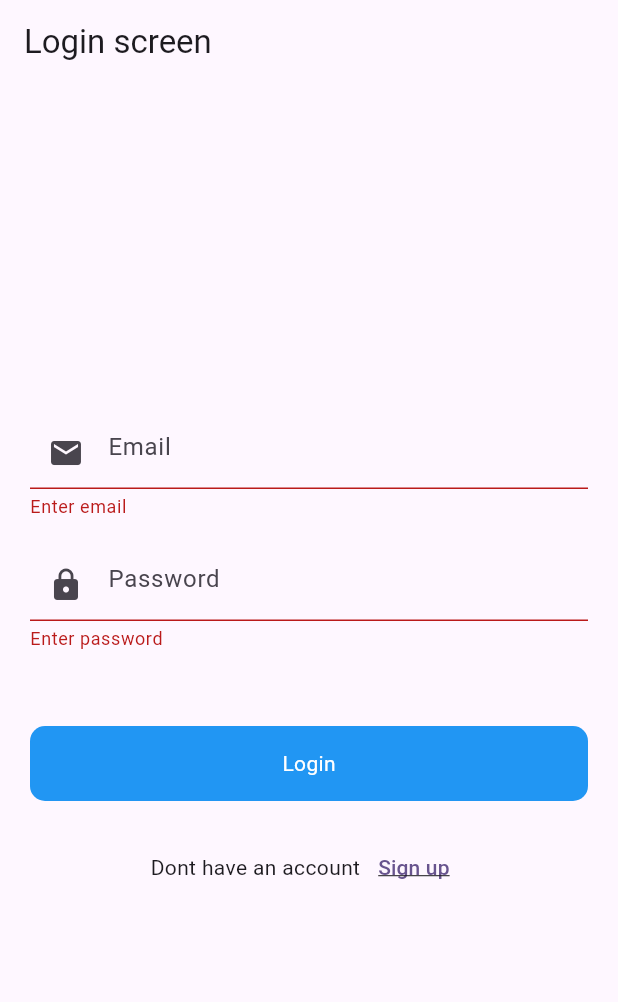
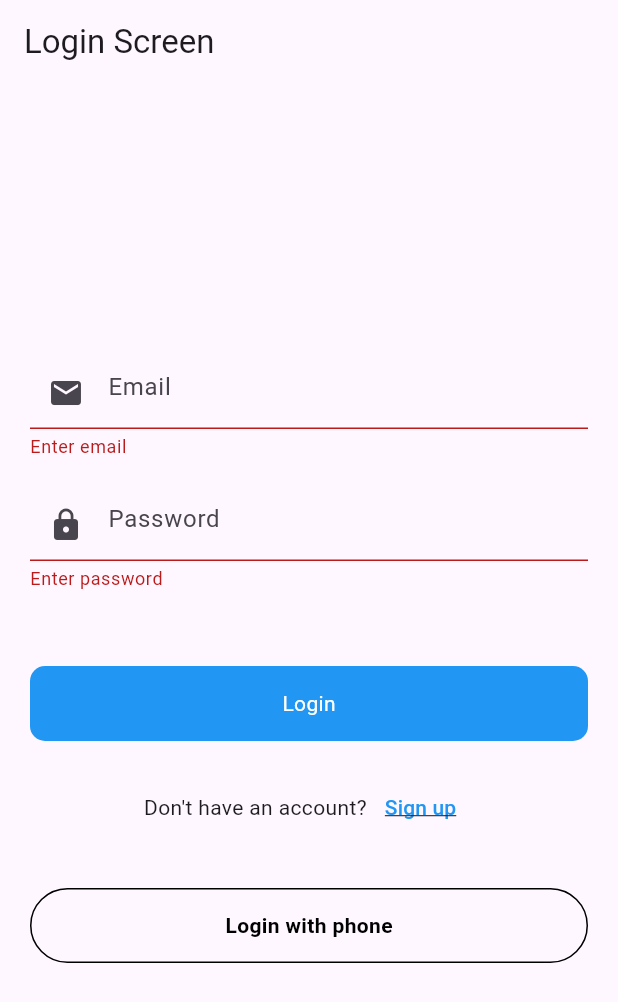
Before and after one commit to Shaikh-Saqlain-Ahmad/Firebase-integration, a Flutter app: the screen it shows after launch, after a tap on "Login", on a phone screen of 412 x 824 dp. Shown: the top 1002 px of the screen. Run offline on Flutter 3.47's test engine with Material 2 defaults, Android fonts, the phone set to English and light mode, and no system bars; our stand-ins replace firebase_auth, firebase_core, fluttertoast; accounts and stored records are empty.

Commit message:
phone number authentication completed

```diff
--- a/lib/main.dart
+++ b/lib/main.dart
@@ -2,9 +2,9 @@ import 'package:firebase/ui/splash-screen.dart';
 import 'package:flutter/material.dart';
 import 'package:firebase_core/firebase_core.dart';
 
-void main() {
+void main() async {
   WidgetsFlutterBinding.ensureInitialized();
-  Firebase.initializeApp();
+  await Firebase.initializeApp();
   runApp(const MyApp());
 }
 
--- a/lib/ui/auth/login-screen.dart
+++ b/lib/ui/auth/login-screen.dart
@@ -1,41 +1,46 @@
-import 'package:firebase/ui/auth/signup-screen.dart';
-import 'package:firebase/utils/utilities.dart';
-import 'package:firebase/widgets/round-button.dart';
+import 'package:flutter/material.dart';
 import 'package:firebase_auth/firebase_auth.dart';
-import 'package:flutter/material.dart';
+
 import 'package:flutter/services.dart';
 
+import '../../utils/utilities.dart';
+import '../../widgets/round-button.dart';
 import '../posts/post-screen.dart';
+import 'signup-screen.dart';
+import 'login-with-number.dart';
 
 class LoginScreen extends StatefulWidget {
-  const LoginScreen({super.key});
+  const LoginScreen({Key? key}) : super(key: key);
 
   @override
   State<LoginScreen> createState() => _LoginScreenState();
 }
 
 class _LoginScreenState extends State<LoginScreen> {
-  final _formKey =
-      GlobalKey<FormState>(); //to validate whether the field is empty or not
+  final _formKey = GlobalKey<FormState>();
   final emailController = TextEditingController();
   final passwordController = TextEditingController();
   bool loading = false;
   final _auth = FirebaseAuth.instance;
+
   void login() {
     setState(() {
       loading = true;
     });
+
     _auth
         .signInWithEmailAndPassword(
       email: emailController.text.toString(),
-            password: passwordController.text.toString())
+      password: passwordController.text.toString(),
+    )
         .then((value) {
       Utils().toastMessage(value.user!.email.toString());
       Navigator.push(
         context,
         MaterialPageRoute(
           builder: (context) => Post(),
-          ));
+        ),
+      );
       setState(() {
         loading = false;
       });
@@ -51,10 +56,10 @@ class _LoginScreenState extends State<LoginScreen> {
   void dispose() {
     super.dispose();
     emailController.dispose();
-    passwordController
-        .dispose(); //to remove from memory after closing of screen
+    passwordController.dispose();
   }
 
+  @override
   Widget build(BuildContext context) {
     return WillPopScope(
       onWillPop: () async {
@@ -63,7 +68,7 @@ class _LoginScreenState extends State<LoginScreen> {
       },
       child: Scaffold(
         appBar: AppBar(
-          title: Text('Login screen'),
+          title: Text('Login Screen'),
           automaticallyImplyLeading: false,
         ),
         body: Padding(
@@ -81,37 +86,34 @@ class _LoginScreenState extends State<LoginScreen> {
                       keyboardType: TextInputType.emailAddress,
                       decoration: InputDecoration(
                         hintText: 'Email',
-                              helperText: 'bakhtiar@gmail.com',
-                              prefixIcon: Icon(Icons.email)),
+                        prefixIcon: Icon(Icons.email),
+                      ),
                       validator: (value) {
                         if (value!.isEmpty) {
                           return 'Enter email';
-                            } else {
+                        }
                         return null;
-                            }
                       },
                     ),
-                        SizedBox(
-                          height: 20,
-                        ),
+                    SizedBox(height: 20),
                     TextFormField(
                       controller: passwordController,
                       obscureText: true,
                       decoration: InputDecoration(
                         hintText: 'Password',
-                                prefixIcon: Icon(Icons.lock)),
+                        prefixIcon: Icon(Icons.lock),
+                      ),
                       validator: (value) {
                         if (value!.isEmpty) {
                           return 'Enter password';
-                              } else {
+                        }
                         return null;
-                              }
-                            }),
+                      },
+                    ),
                   ],
-                    )),
-                SizedBox(
-                  height: 50,
                 ),
+              ),
+              SizedBox(height: 50),
               RoundButton(
                 title: 'Login',
                 loading: loading,
@@ -121,29 +123,59 @@ class _LoginScreenState extends State<LoginScreen> {
                   }
                 },
               ),
-                SizedBox(
-                  height: 20,
-                ),
+              SizedBox(height: 20),
               Row(
                 mainAxisAlignment: MainAxisAlignment.center,
                 children: [
-                    Text('Dont have an account'),
+                  Text('Don\'t have an account?'),
                   TextButton(
                     onPressed: () {
                       Navigator.push(
                         context,
                         MaterialPageRoute(
                           builder: (context) => SignupScreen(),
-                              ));
+                        ),
+                      );
                     },
                     child: Text(
                       'Sign up',
-                          style:
-                              TextStyle(decoration: TextDecoration.underline),
-                        ))
+                      style: TextStyle(
+                        decoration: TextDecoration.underline,
+                        color: Colors.blue,
+                      ),
+                    ),
+                  ),
                 ],
-                )
-              ]),
+              ),
+              SizedBox(height: 30),
+              InkWell(
+                onTap: () {
+                  Navigator.push(
+                    context,
+                    MaterialPageRoute(
+                      builder: (context) => LoginWithPhoneNumber(),
+                    ),
+                  );
+                },
+                child: Container(
+                  height: 50,
+                  decoration: BoxDecoration(
+                    borderRadius: BorderRadius.circular(50),
+                    border: Border.all(color: Colors.black),
+                  ),
+                  child: Center(
+                    child: Text(
+                      'Login with phone',
+                      style: TextStyle(
+                        fontWeight: FontWeight.bold,
+                        color: Colors.black,
+                      ),
+                    ),
+                  ),
+                ),
+              ),
+            ],
+          ),
         ),
       ),
     );
```
Also changed, not shown: lib/ui/auth/login-with-number.dart (added, +81 -0 lines), lib/ui/auth/verify-code.dart (added, +67 -0 lines). Lines whose indentation alone changed are shown as unchanged.
